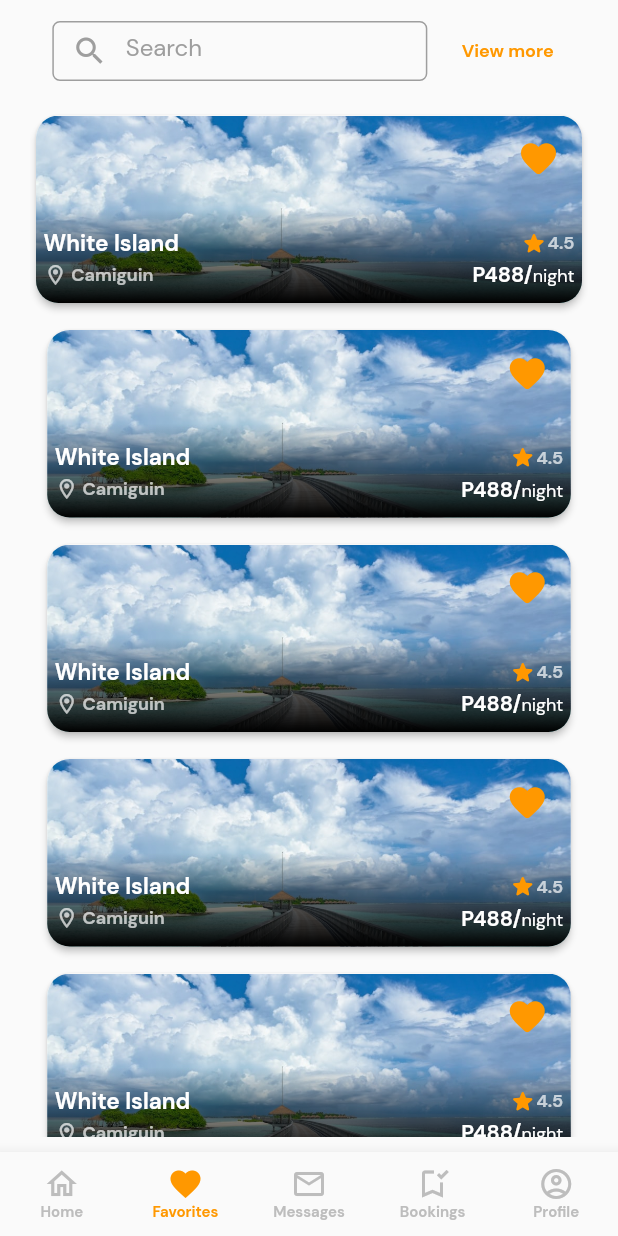
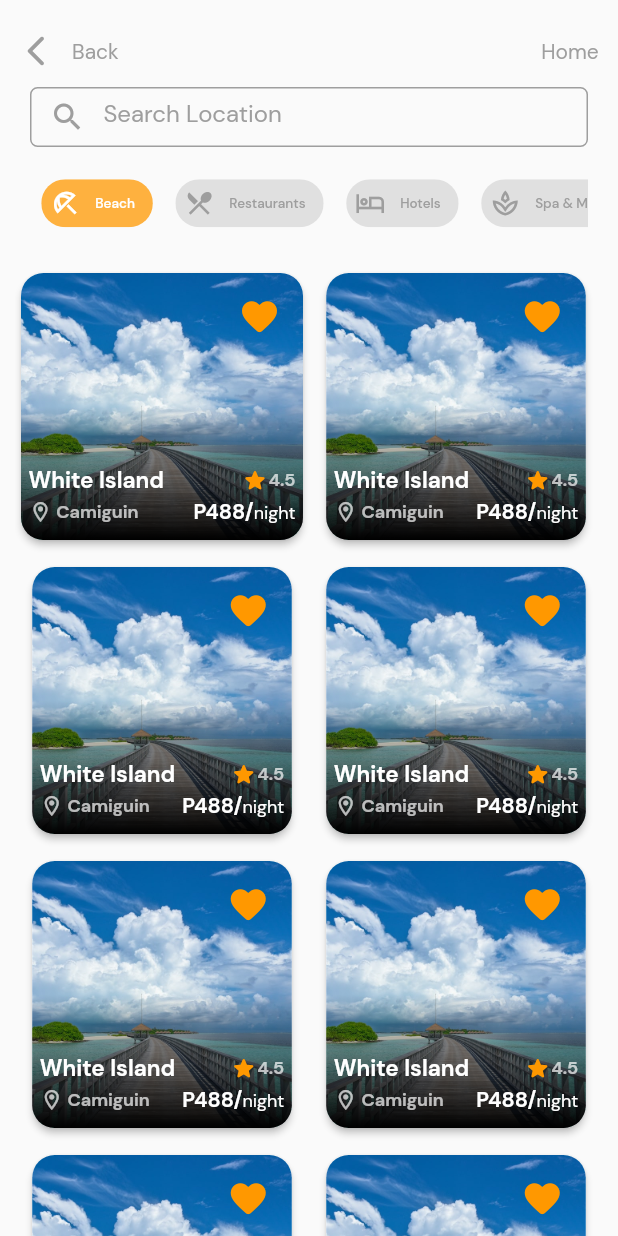
Before and after one commit to lansoyyy/hotel_booking_app, a Flutter app: the screen it shows after launch, item 2 of the bottom bar chosen, after a tap on "View more", on a phone screen of 412 x 824 dp. Run offline on Flutter 3.47's test engine with Material 2 defaults, Android fonts, the phone set to English and light mode, and no system bars; our stand-ins replace google_maps_flutter.

Commit message:
added all task list screen

```diff
--- /dev/null
+++ b/lib/screens/pages/all_business_page.dart
@@ -0,0 +1,192 @@
+import 'package:flutter/material.dart';
+import 'package:hotel/screens/home_screen.dart';
+import 'package:hotel/widgets/cards/secondary_card.dart';
+import 'package:hotel/widgets/text_widget.dart';
+
+class AllBusinessPage extends StatefulWidget {
+  const AllBusinessPage({super.key});
+
+  @override
+  State<AllBusinessPage> createState() => _AllBusinessPageState();
+}
+
+class _AllBusinessPageState extends State<AllBusinessPage> {
+  final searchController = TextEditingController();
+
+  String namedSearch = '';
+
+  int selectedIndex = 0;
+
+  String selected = 'Beach';
+
+  List filters = [
+    {'name': 'Beach', 'icon': Icons.beach_access_outlined},
+    {'name': 'Restaurants', 'icon': Icons.restaurant_menu_outlined},
+    {'name': 'Hotels', 'icon': Icons.hotel_outlined},
+    {'name': 'Spa & Massage', 'icon': Icons.spa_outlined},
+    {'name': 'Tourist Spots', 'icon': Icons.landscape_outlined},
+    {'name': 'Resorts', 'icon': Icons.cottage_outlined},
+    {'name': 'Boarding House', 'icon': Icons.home_outlined},
+    {'name': 'Cafes', 'icon': Icons.local_cafe_outlined},
+    {'name': 'Bars', 'icon': Icons.local_bar_outlined},
+    {'name': 'Gyms', 'icon': Icons.fitness_center_outlined},
+  ];
+  @override
+  Widget build(BuildContext context) {
+    return Scaffold(
+      body: SafeArea(
+          child: Column(
+        crossAxisAlignment: CrossAxisAlignment.start,
+        children: [
+          const SizedBox(
+            height: 10,
+          ),
+          Row(
+            mainAxisAlignment: MainAxisAlignment.spaceBetween,
+            children: [
+              Row(
+                children: [
+                  IconButton(
+                    onPressed: () {
+                      Navigator.pop(context);
+                    },
+                    icon: const Icon(
+                      Icons.arrow_back_ios_new_rounded,
+                      color: Colors.grey,
+                    ),
+                  ),
+                  GestureDetector(
+                    onTap: () {
+                      Navigator.pop(context);
+                    },
+                    child: TextWidget(
+                      text: 'Back',
+                      fontSize: 14,
+                      color: Colors.grey,
+                    ),
+                  ),
+                ],
+              ),
+              TextButton(
+                onPressed: () {
+                  Navigator.of(context).pushReplacement(MaterialPageRoute(
+                      builder: (context) => const HomeScreen()));
+                },
+                child: TextWidget(
+                  text: 'Home',
+                  fontSize: 14,
+                  color: Colors.grey,
+                ),
+              ),
+            ],
+          ),
+          Padding(
+            padding: const EdgeInsets.only(left: 20, right: 20),
+            child: Center(
+              child: Container(
+                width: double.infinity,
+                height: 40,
+                decoration: BoxDecoration(
+                  border: Border.all(color: Colors.grey),
+                  borderRadius: BorderRadius.circular(5),
+                ),
+                child: TextFormField(
+                  controller: searchController,
+                  onChanged: (value) {
+                    setState(() {
+                      namedSearch = value;
+                    });
+                  },
+                  textCapitalization: TextCapitalization.words,
+                  style: const TextStyle(
+                      fontFamily: 'Regular', color: Colors.grey),
+                  decoration: InputDecoration(
+                      hintStyle: const TextStyle(
+                          fontFamily: 'Regular', color: Colors.grey),
+                      prefixIcon: const Icon(
+                        Icons.search,
+                        color: Colors.grey,
+                      ),
+                      suffixIcon: namedSearch != ''
+                          ? IconButton(
+                              onPressed: () {
+                                setState(() {
+                                  namedSearch = '';
+                                });
+                                searchController.clear();
+                              },
+                              icon: const Icon(
+                                Icons.close,
+                              ),
+                            )
+                          : const SizedBox(),
+                      border: InputBorder.none,
+                      hintText: 'Search Location'),
+                ),
+              ),
+            ),
+          ),
+          Padding(
+            padding: const EdgeInsets.only(left: 20, right: 20),
+            child: SizedBox(
+              height: 75,
+              child: ListView.builder(
+                scrollDirection: Axis.horizontal,
+                itemCount: filters
+                    .length, // Replace 'itemCount' with the total number of items in your list
+                itemBuilder: (context, index) {
+                  return Padding(
+                    padding: const EdgeInsets.only(left: 7.5, right: 7.5),
+                    child: GestureDetector(
+                      onTap: () {
+                        // Update the selected index when an item is clicked
+                        setState(() {
+                          selectedIndex = index;
+                          selected = filters[index]['name'];
+                        });
+                      },
+                      child: Chip(
+                        backgroundColor: selectedIndex == index
+                            ? Colors.orange.withOpacity(0.75)
+                            : Colors.grey[300],
+                        avatar: Icon(
+                          filters[index]['icon'],
+                          color: selectedIndex == index
+                              ? Colors.white
+                              : Colors.grey,
+                          size: 20,
+                        ),
+                        label: TextWidget(
+                          text: filters[index]['name'],
+                          fontSize: 9,
+                          color: selectedIndex == index
+                              ? Colors.white
+                              : Colors.grey,
+                          fontFamily: 'Medium',
+                        ),
+                      ),
+                    ),
+                  );
+                },
+              ),
+            ),
+          ),
+          Expanded(
+            child: Padding(
+              padding: const EdgeInsets.only(left: 10, right: 10),
+              child: SizedBox(
+                child: GridView.builder(
+                  gridDelegate: const SliverGridDelegateWithFixedCrossAxisCount(
+                      crossAxisCount: 2),
+                  itemBuilder: (context, index) {
+                    return SecondaryCard(inFav: true, index: index);
+                  },
+                ),
+              ),
+            ),
+          )
+        ],
+      )),
+    );
+  }
+}
--- a/lib/screens/tabs/fav_tab.dart
+++ b/lib/screens/tabs/fav_tab.dart
@@ -2,6 +2,7 @@ import 'package:flutter/material.dart';
 import 'package:hotel/widgets/cards/secondary_card.dart';
 
 import '../../widgets/text_widget.dart';
+import '../pages/all_business_page.dart';
 
 class FavTab extends StatefulWidget {
   const FavTab({super.key});
@@ -63,7 +64,10 @@ class _FavTabState extends State<FavTab> {
               ),
             ),
             TextButton(
-              onPressed: () {},
+              onPressed: () {
+                Navigator.of(context).push(MaterialPageRoute(
+                    builder: (context) => const AllBusinessPage()));
+              },
               child: TextWidget(
                 fontFamily: 'Bold',
                 text: 'View more',
--- a/lib/screens/tabs/home_tab.dart
+++ b/lib/screens/tabs/home_tab.dart
@@ -1,4 +1,5 @@
 import 'package:flutter/material.dart';
+import 'package:hotel/screens/pages/all_business_page.dart';
 
 import '../../widgets/cards/main_card.dart';
 import '../../widgets/cards/secondary_card.dart';
@@ -151,7 +152,10 @@ class _HomeTabState extends State<HomeTab> {
                 fontFamily: 'Bold',
               ),
               TextButton(
-                onPressed: () {},
+                onPressed: () {
+                  Navigator.of(context).push(MaterialPageRoute(
+                      builder: (context) => const AllBusinessPage()));
+                },
                 child: TextWidget(
                   fontFamily: 'Bold',
                   text: 'See all',
--- a/pubspec.yaml
+++ b/pubspec.yaml
@@ -35,6 +35,7 @@ dependencies:
   # The following adds the Cupertino Icons font to your application.
   # Use with the CupertinoIcons class for iOS style icons.
   cupertino_icons: ^1.0.2
+  google_maps_flutter:
 
 dev_dependencies:
   flutter_test:
```
Also changed, not shown: lib/screens/pages/business_page.dart (+54 -6 lines), pubspec.lock, 2 other files.
